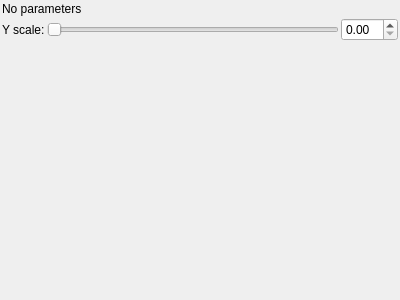
Above: mandelbulber2/qt_data/fractal_msltoesym2.ui from buddhi1980/mandelbulber2 before the change. Below: the same form after it.
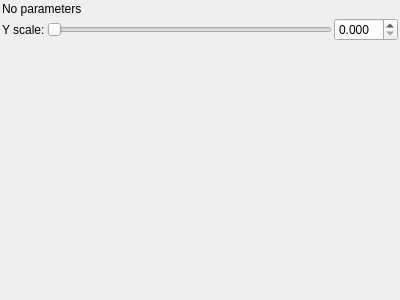
That is the form after the change. Custom widgets are drawn as their Qt base class.

The edit to the form file:
```diff
--- a/mandelbulber2/qt_data/fractal_msltoesym2.ui
+++ b/mandelbulber2/qt_data/fractal_msltoesym2.ui
@@ -53,7 +53,7 @@
         <number>0</number>
        </property>
        <property name="maximum">
-        <number>5000</number>
+        <number>50000</number>
        </property>
        <property name="singleStep">
         <number>1</number>
@@ -88,7 +88,7 @@
         <string/>
        </property>
        <property name="decimals">
-        <number>2</number>
+        <number>3</number>
        </property>
        <property name="minimum">
         <double>0.000000000000000</double>
```
